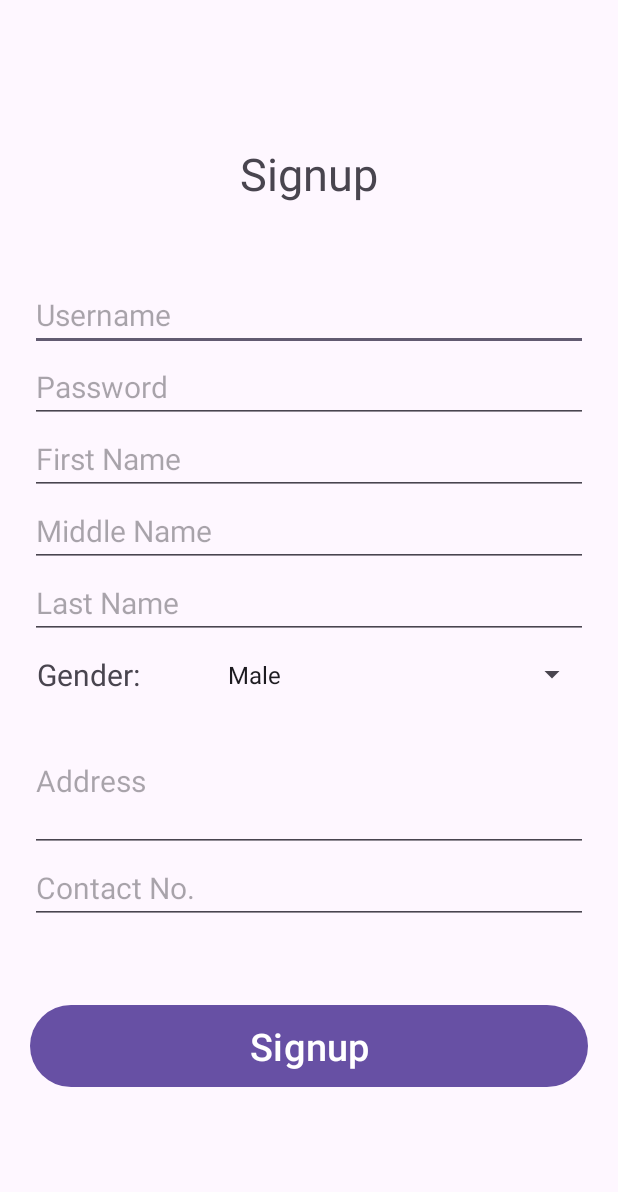
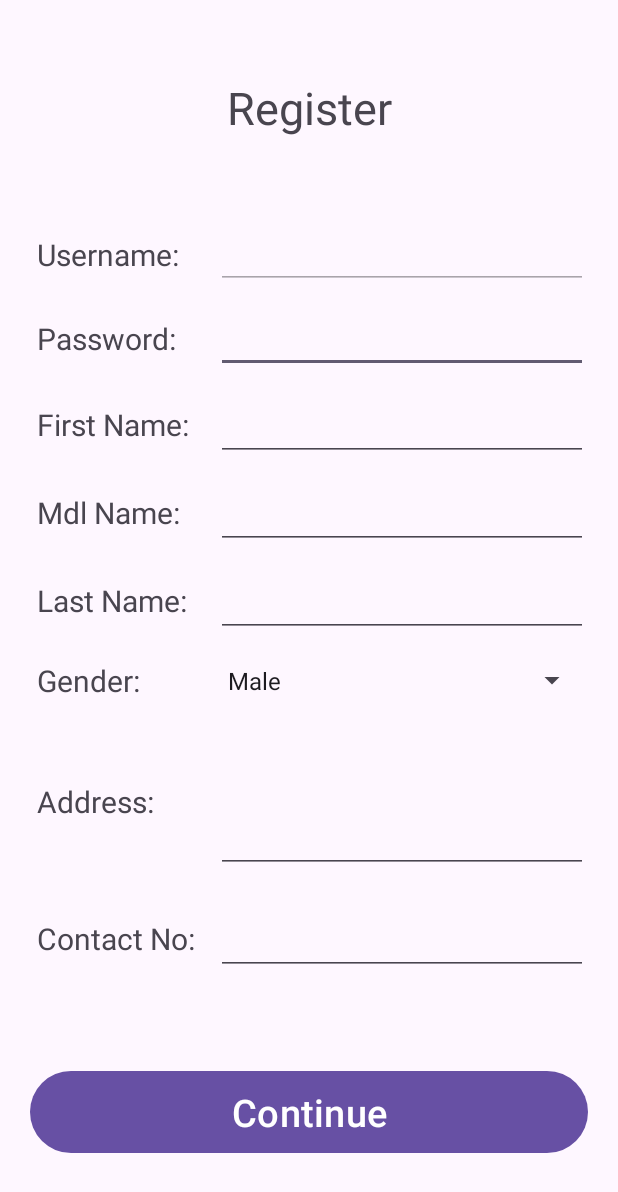
Before and after one commit to lonewanderer27/Dashboard, an Android app: the Signup screen opened directly, with no data from a screen before it, on a phone screen of 412 x 824 dp. Shown: the top 1192 px of the screen. Run offline under Robolectric (Android 15) with nearby library versions, the phone set to English and light mode, and no system bars.

Commit message:
ui: change register layout

```diff
--- a/app/src/main/res/layout/jp_activity_signup.xml
+++ b/app/src/main/res/layout/jp_activity_signup.xml
@@ -1,9 +1,9 @@
 <?xml version="1.0" encoding="utf-8"?>
 <androidx.constraintlayout.widget.ConstraintLayout xmlns:android="http://schemas.android.com/apk/res/android"
+    xmlns:app="http://schemas.android.com/apk/res-auto"
     xmlns:tools="http://schemas.android.com/tools"
     android:layout_width="match_parent"
     android:layout_height="match_parent"
-    xmlns:app="http://schemas.android.com/apk/res-auto"
     android:padding="20dp"
     tools:context=".Signup">
 
@@ -21,44 +21,119 @@
             android:layout_width="match_parent"
             android:layout_height="wrap_content"
             android:layout_marginBottom="50dp"
-            android:text="Signup"
+            android:text="Register"
             android:textAlignment="center"
             android:textSize="30sp" />
+
+        <LinearLayout
+            android:layout_width="match_parent"
+            android:layout_height="wrap_content"
+            android:orientation="horizontal"
+            android:paddingVertical="5dp">
+
+            <TextView
+                android:layout_width="match_parent"
+                android:layout_height="match_parent"
+                android:layout_weight="1"
+                android:gravity="center_vertical"
+                android:text=" Username: "
+                android:textSize="20sp" />
 
             <EditText
                 android:id="@+id/username"
                 android:layout_width="match_parent"
+                android:layout_height="match_parent"
+                android:layout_weight="0.5"
+                android:enabled="false" />
+        </LinearLayout>
+
+        <LinearLayout
+            android:layout_width="match_parent"
             android:layout_height="wrap_content"
-            android:hint="Username"
+            android:orientation="horizontal"
+            android:paddingVertical="5dp">
+
+            <TextView
+                android:layout_width="match_parent"
+                android:layout_height="match_parent"
+                android:layout_weight="1"
+                android:gravity="center_vertical"
+                android:text=" Password: "
                 android:textSize="20sp" />
 
             <EditText
                 android:id="@+id/password"
                 android:layout_width="match_parent"
                 android:layout_height="wrap_content"
-            android:hint="Password"
+                android:layout_weight="0.5" />
+
+        </LinearLayout>
+
+        <LinearLayout
+            android:layout_width="match_parent"
+            android:layout_height="wrap_content"
+            android:orientation="horizontal"
+            android:paddingVertical="5dp">
+
+            <TextView
+                android:layout_width="match_parent"
+                android:layout_height="match_parent"
+                android:layout_weight="1"
+                android:gravity="center_vertical"
+                android:text=" First Name: "
                 android:textSize="20sp" />
 
             <EditText
                 android:id="@+id/fname"
                 android:layout_width="match_parent"
                 android:layout_height="wrap_content"
-            android:hint="First Name"
+                android:layout_weight="0.5"
+                android:textSize="20sp" />
+        </LinearLayout>
+
+        <LinearLayout
+            android:layout_width="match_parent"
+            android:layout_height="wrap_content"
+            android:orientation="horizontal"
+            android:paddingVertical="5dp">
+
+            <TextView
+                android:layout_width="match_parent"
+                android:layout_height="match_parent"
+                android:layout_weight="1"
+                android:gravity="center_vertical"
+                android:text=" Mdl Name: "
                 android:textSize="20sp" />
 
             <EditText
                 android:id="@+id/mname"
                 android:layout_width="match_parent"
                 android:layout_height="wrap_content"
-            android:hint="Middle Name"
+                android:layout_weight="0.5"
+                android:textSize="20sp" />
+        </LinearLayout>
+
+        <LinearLayout
+            android:layout_width="match_parent"
+            android:layout_height="wrap_content"
+            android:orientation="horizontal"
+            android:paddingVertical="5dp">
+
+            <TextView
+                android:layout_width="match_parent"
+                android:layout_height="match_parent"
+                android:layout_weight="1"
+                android:gravity="center_vertical"
+                android:text=" Last Name: "
                 android:textSize="20sp" />
 
             <EditText
                 android:id="@+id/lname"
                 android:layout_width="match_parent"
                 android:layout_height="wrap_content"
-            android:hint="Last Name"
+                android:layout_weight="0.5"
                 android:textSize="20sp" />
+        </LinearLayout>
 
         <LinearLayout
             android:layout_width="match_parent"
@@ -81,28 +156,60 @@
                 android:layout_weight="0.5"></Spinner>
         </LinearLayout>
 
+        <LinearLayout
+            android:layout_width="match_parent"
+            android:layout_height="wrap_content"
+            android:orientation="horizontal"
+            android:paddingVertical="10dp">
+
+            <TextView
+                android:layout_width="match_parent"
+                android:layout_height="match_parent"
+                android:layout_weight="1"
+                android:gravity="center_vertical"
+                android:text=" Address: "
+                android:textSize="20sp" />
+
             <EditText
                 android:id="@+id/address"
                 android:layout_width="match_parent"
                 android:layout_height="match_parent"
-            android:hint="Address"
                 android:lines="3"
+                android:layout_weight="0.5"
+                android:textSize="20sp" />
+
+        </LinearLayout>
+
+        <LinearLayout
+            android:layout_width="match_parent"
+            android:layout_height="wrap_content"
+            android:orientation="horizontal"
+            android:paddingVertical="10dp">
+
+            <TextView
+                android:layout_width="match_parent"
+                android:layout_height="match_parent"
+                android:layout_weight="1"
+                android:gravity="center_vertical"
+                android:text=" Contact No: "
                 android:textSize="20sp" />
 
             <EditText
                 android:id="@+id/contact"
                 android:layout_width="match_parent"
                 android:layout_height="wrap_content"
-            android:hint="Contact No."
+                android:layout_weight="0.5"
                 android:textSize="20sp" />
 
+        </LinearLayout>
+
         <Button
-            android:layout_marginTop="50dp"
             android:id="@+id/btnSignup"
             android:layout_width="match_parent"
             android:layout_height="wrap_content"
-            android:text="Signup"
+            android:layout_marginTop="50dp"
             android:padding="10dp"
+            android:text="Continue"
             android:textSize="25sp" />
     </LinearLayout>
 </androidx.constraintlayout.widget.ConstraintLayout>
```
Lines whose indentation alone changed are shown as unchanged.
